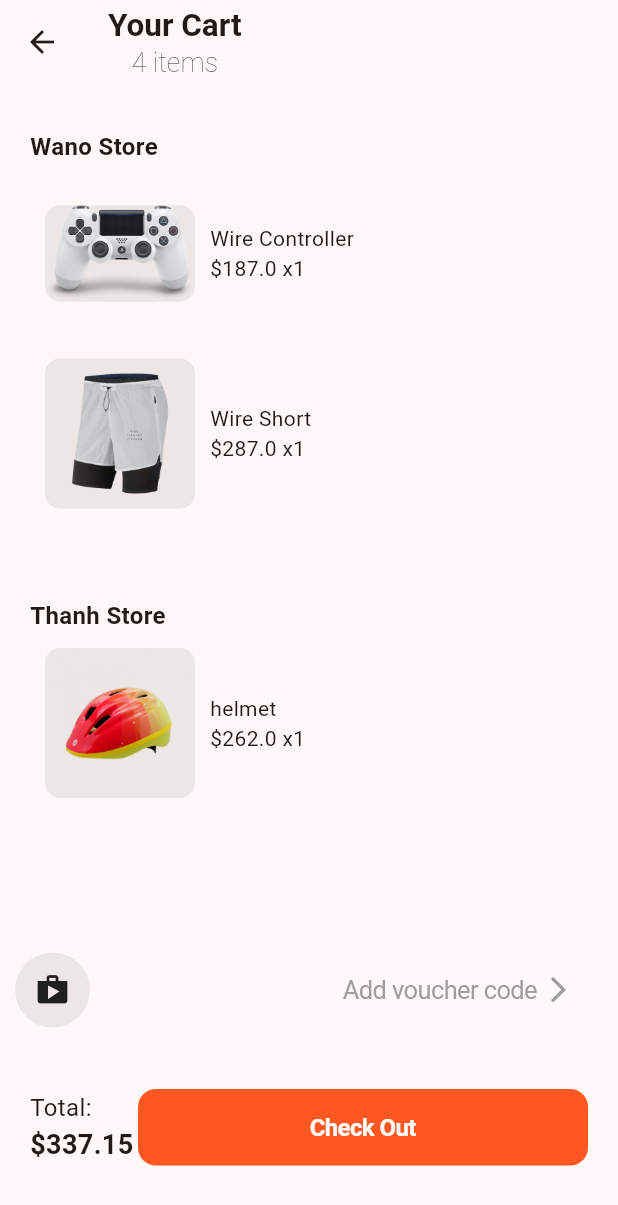
After one commit to ThanhTien3103/e_commerce, a Flutter app: the CartScenes screen opened directly, on a phone screen of 412 x 824 dp. The commit adds this screen. Shown: the top 1205 px of the screen. Run offline on Flutter 3.47's test engine with Material 3 defaults, Android fonts, the phone set to English and light mode, and no system bars; our stand-ins replace get, shared_preferences; accounts and stored records are empty.

Commit message:
Add Cart Scene UI

```diff
--- /dev/null
+++ b/lib/src/models/product.dart
@@ -0,0 +1,8 @@
+class Product {
+  String? name;
+  String? detail;
+  double? price;
+  String? image;
+  List<List<String>>? images;
+  Product(this. name, this.detail, this.price, this.image, this.images);
+}
--- /dev/null
+++ b/lib/src/view/scenes/cart_scenes.dart
@@ -0,0 +1,150 @@
+import 'package:e_commerce/src/view/widgets/button_orange_widget.dart';
+import 'package:flutter/cupertino.dart';
+import 'package:flutter/material.dart';
+
+import '../../models/product.dart';
+import '../widgets/card_product_cart_widget.dart';
+
+class CartScenes extends StatelessWidget {
+  CartScenes({super.key});
+
+  Map<String, List<Product>> listInCart = {
+    "Wano Store": [
+      Product('Wire Controller', 'something', 187,
+          'assets/images/Image_Popular_Product_1.png', []),
+      Product('Wire Short', 'something', 287,
+          'assets/images/Image_Popular_Product_2.png', [])
+    ],
+    "Thanh Store": [
+      Product('helmet', 'something', 262,
+          'assets/images/Image_Popular_Product_3.png', [])
+    ]
+  };
+
+  @override
+  Widget build(BuildContext context) {
+    return Scaffold(
+      appBar: AppBar(
+        title: Column(
+          children: [
+            const Text(
+              'Your Cart',
+              style: TextStyle(fontWeight: FontWeight.w600, fontSize: 21),
+            ),
+            Text(
+              '4 items',
+              style: TextStyle(
+                  color: Colors.black.withOpacity(0.8),
+                  fontSize: 18,
+                  fontWeight: FontWeight.w200),
+            ),
+          ],
+        ),
+      ),
+      bottomNavigationBar: Container(
+        height: 200,
+        decoration: BoxDecoration(
+          borderRadius: BorderRadius.circular(10),
+        ),
+        child: Column(
+          children: [
+            Padding(
+              padding: const EdgeInsets.all(10),
+              child: Row(
+                crossAxisAlignment: CrossAxisAlignment.center,
+                mainAxisAlignment: MainAxisAlignment.center,
+                children: [
+                  Container(
+                    height: 50,
+                    width: 50,
+                    decoration: BoxDecoration(
+                      borderRadius: BorderRadius.circular(50),
+                      color: Colors.grey.withOpacity(0.2),
+                    ),
+                    child: const Icon(Icons.shop),
+                  ),
+                  Expanded(
+                      child: CupertinoButton(
+                          onPressed: () {},
+                          child: const Row(
+                            mainAxisAlignment: MainAxisAlignment.end,
+                            children: [
+                              Text(
+                                ''
+                                'Add voucher code ',
+                                style: TextStyle(color: Colors.grey),
+                              ),
+                              SizedBox(
+                                height: 20,
+                                width: 20,
+                                child: Icon(
+                                  Icons.arrow_forward_ios_sharp,
+                                  color: Colors.grey,
+                                ),
+                              )
+                            ],
+                          ))),
+                ],
+              ),
+            ),
+            Container(
+              padding: const EdgeInsets.fromLTRB(20, 30, 20, 10),
+              child: Row(
+                children: [
+                  const Expanded(
+                      child: Column(
+                    crossAxisAlignment: CrossAxisAlignment.start,
+                    children: [
+                      Text(
+                        "Total: ",
+                        style: TextStyle(
+                            fontSize: 16, fontWeight: FontWeight.w400),
+                      ),
+                      Text(
+                        '\$337.15',
+                        style: TextStyle(
+                            fontSize: 18, fontWeight: FontWeight.bold),
+                      )
+                    ],
+                  )),
+                  ButtonOrange(title: "Check Out", onPress: () {})
+                ],
+              ),
+            )
+          ],
+        ),
+      ),
+      body: ListView.builder(
+        itemCount: listInCart.length,
+        itemBuilder: (BuildContext context, int index) {
+          List<String> keys = listInCart.keys.toList();
+          return Container(
+            padding: const EdgeInsets.all(20),
+            child: Column(
+              crossAxisAlignment: CrossAxisAlignment.start,
+              children: [
+                const SizedBox(height: 10),
+                Text(
+                  keys[index],
+                  style: const TextStyle(
+                      fontWeight: FontWeight.w600, fontSize: 16),
+                ),
+                ListView.builder(
+                  shrinkWrap: true,
+                  itemCount: listInCart[keys[index]]?.length,
+                  itemBuilder: (BuildContext context, int inx) {
+                    return Padding(
+                      padding: const EdgeInsets.all(10),
+                      child: CardProductCartWidget(
+                          product: listInCart[keys[index]]![inx]),
+                    );
+                  },
+                ),
+              ],
+            ),
+          );
+        },
+      ),
+    );
+  }
+}
--- a/lib/src/view/scenes/detail_scenes.dart
+++ b/lib/src/view/scenes/detail_scenes.dart
@@ -1,8 +1,6 @@
 import 'package:e_commerce/src/view/widgets/button_orange_widget.dart';
 import 'package:e_commerce/src/view_models/detail_model_view.dart';
-import 'package:flutter/cupertino.dart';
 import 'package:flutter/material.dart';
-import 'package:flutter/widgets.dart';
 import 'package:get/get.dart';
 
 class DetailScenes extends StatelessWidget {
@@ -307,8 +305,11 @@ class DetailScenes extends StatelessWidget {
                             color: Colors.white,
                           ),
                           height: 100,
-                          child: ButtonOrange(
-                              title: 'Add To Cart', onPress: () {}),
+                          child: Padding(
+                            padding: const EdgeInsets.all(20),
+                            child: ButtonOrange(
+                                title: 'Add To Cart', onPress: () {}),
+                          )
                         ),
                       ),
                     )
--- a/lib/src/view/scenes/home_scenes.dart
+++ b/lib/src/view/scenes/home_scenes.dart
@@ -1,3 +1,4 @@
+import 'package:e_commerce/src/view/scenes/cart_scenes.dart';
 import 'package:e_commerce/src/view/scenes/detail_scenes.dart';
 import 'package:e_commerce/src/view/widgets/balloon_icon_widget.dart';
 import 'package:e_commerce/src/view/widgets/card_widget.dart';
@@ -136,7 +137,7 @@ class HomeScenes extends StatelessWidget {
                               icons: const Icon(Icons.shopping_cart_outlined,
                                   size: 30, color: Colors.grey),
                               label: 'Cart',
-                              onPress: () {},
+                              onPress: () { Get.to(() => CartScenes()); },
                               color: Colors.black12.withOpacity(0.05),
                             ),
                           ),
--- a/lib/src/view/widgets/button_orange_widget.dart
+++ b/lib/src/view/widgets/button_orange_widget.dart
@@ -13,9 +13,8 @@ class ButtonOrange extends StatelessWidget {
 
   @override
   Widget build(BuildContext context) {
-    return Container(
+    return SizedBox(
       width: 300,
-      padding: const EdgeInsets.fromLTRB(0, 10, 0, 30),
       child: CupertinoButton(
         color: Colors.deepOrange,
         onPressed: onPress,
--- /dev/null
+++ b/lib/src/view/widgets/card_product_cart_widget.dart
@@ -0,0 +1,42 @@
+import 'package:flutter/material.dart';
+
+import '../../models/product.dart';
+
+class CardProductCartWidget extends StatelessWidget {
+  const CardProductCartWidget({
+    super.key,
+    required this.product,
+  });
+
+  final Product product;
+
+  @override
+  Widget build(BuildContext context) {
+    return SizedBox(
+      height: 100,
+      child: Row(
+        children: [
+          Container(
+            width: 100,
+            margin: const EdgeInsets.only(right: 10),
+            decoration: BoxDecoration(
+              color: Colors.grey.withOpacity(0.2),
+              borderRadius: BorderRadius.circular(10),
+            ),
+            child: Image.asset(
+              product.image!,
+              fit: BoxFit.contain,
+            ),
+          ),
+          Expanded(
+            child: Column(
+              mainAxisAlignment: MainAxisAlignment.center,
+              crossAxisAlignment: CrossAxisAlignment.start,
+              children: [Text(product.name!), Text('\$${product.price!} x1')],
+            ),
+          )
+        ],
+      ),
+    );
+  }
+}
```
